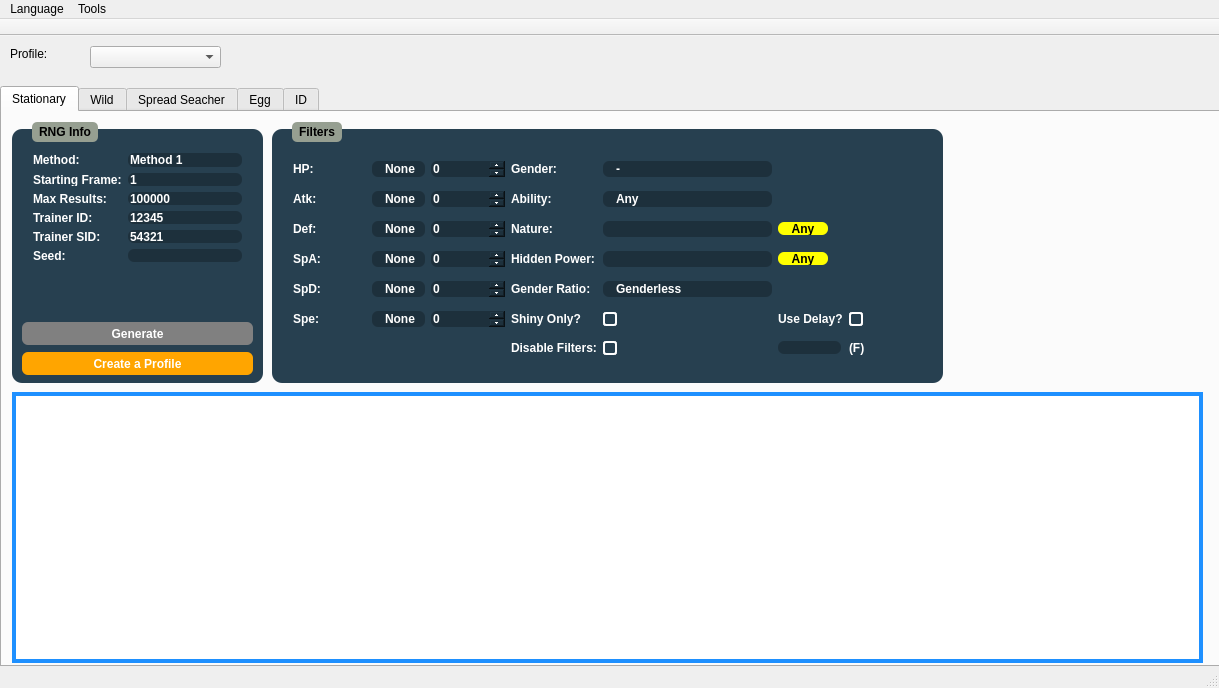
This is Forms/MainWindow.ui in Admiral-Fish/PokeFinder as Qt 5 draws it before an edit. The edited form follows.
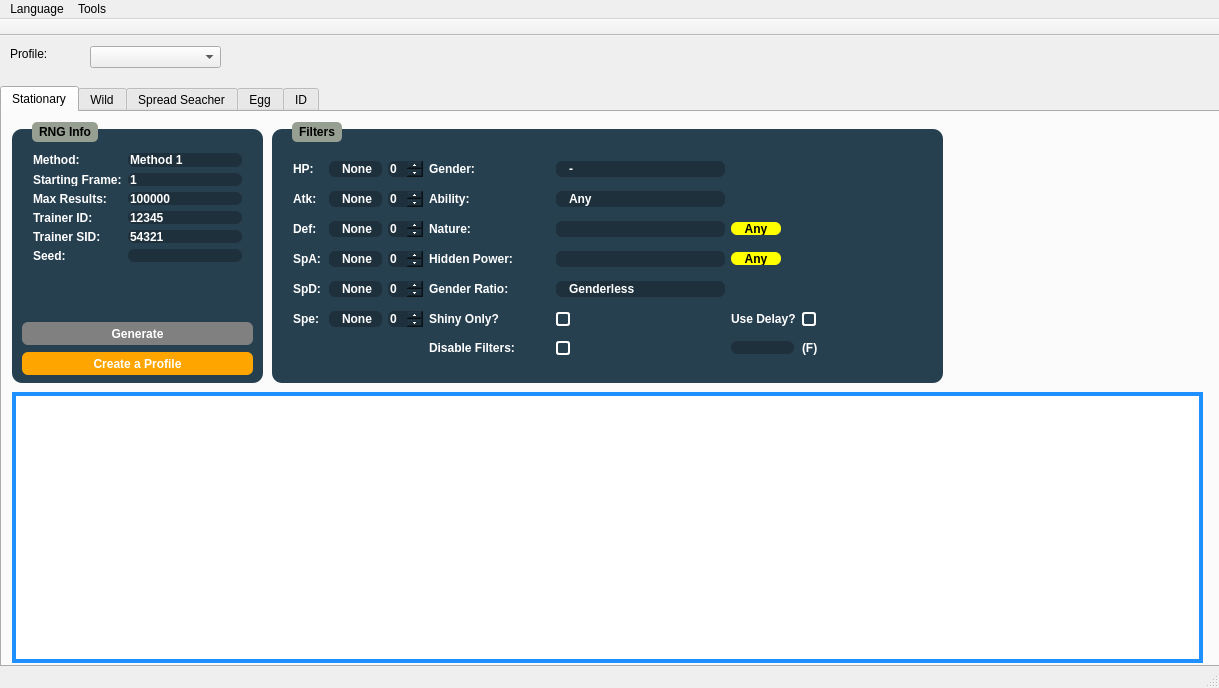
This is the edited form. Icons and pictures are not drawn.

Commit message: Slight fix for table space without resizing

Diff of the .ui file:
```diff
--- a/Forms/MainWindow.ui
+++ b/Forms/MainWindow.ui
@@ -602,6 +602,18 @@
         </item>
         <item row="0" column="0">
          <widget class="QLabel" name="hpLabel">
+          <property name="sizePolicy">
+           <sizepolicy hsizetype="Fixed" vsizetype="Fixed">
+            <horstretch>0</horstretch>
+            <verstretch>0</verstretch>
+           </sizepolicy>
+          </property>
+          <property name="minimumSize">
+           <size>
+            <width>30</width>
+            <height>16</height>
+           </size>
+          </property>
           <property name="text">
            <string>HP:</string>
           </property>
@@ -774,6 +786,12 @@
         </item>
         <item row="0" column="2">
          <widget class="QSpinBox" name="spinBoxHP">
+          <property name="sizePolicy">
+           <sizepolicy hsizetype="Fixed" vsizetype="Fixed">
+            <horstretch>0</horstretch>
+            <verstretch>0</verstretch>
+           </sizepolicy>
+          </property>
           <property name="maximum">
            <number>31</number>
           </property>
```
Left out of the diff: 9 changed lines with no effect on the pictures. The commit also changes 1 other file.
